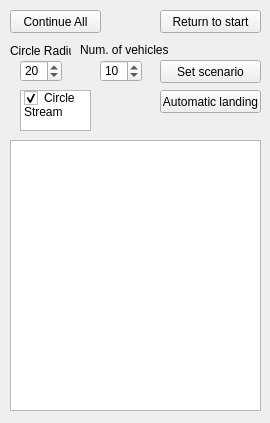
Old version of the form src/ui/mission/QGCSwarmControl.ui in the repository matthiasnattke/qgroundcontrol.
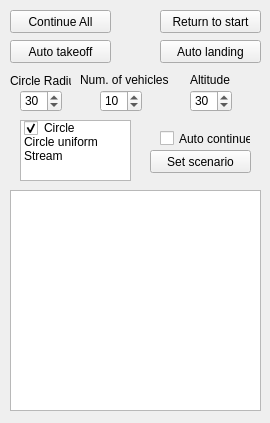
New version of the form.

Commit message: Update for new scenarios, auto-continue possibility

```diff
--- a/src/ui/mission/QGCSwarmControl.ui
+++ b/src/ui/mission/QGCSwarmControl.ui
@@ -18,7 +18,7 @@
     <rect>
      <x>10</x>
      <y>10</y>
-     <width>91</width>
+     <width>101</width>
      <height>23</height>
     </rect>
    </property>
@@ -43,17 +43,17 @@
    <property name="geometry">
     <rect>
      <x>10</x>
-     <y>140</y>
+     <y>190</y>
      <width>251</width>
-     <height>271</height>
+     <height>221</height>
     </rect>
    </property>
   </widget>
   <widget class="QPushButton" name="scenarioLaunch">
    <property name="geometry">
     <rect>
-     <x>160</x>
-     <y>60</y>
+     <x>150</x>
+     <y>150</y>
      <width>101</width>
      <height>23</height>
     </rect>
@@ -66,7 +66,7 @@
    <property name="geometry">
     <rect>
      <x>20</x>
-     <y>60</y>
+     <y>90</y>
      <width>42</width>
      <height>22</height>
     </rect>
@@ -78,14 +78,14 @@
     <bool>false</bool>
    </property>
    <property name="value">
-    <number>20</number>
+    <number>30</number>
    </property>
   </widget>
   <widget class="QSpinBox" name="numVhcSpinBox">
    <property name="geometry">
     <rect>
      <x>100</x>
-     <y>60</y>
+     <y>90</y>
      <width>42</width>
      <height>22</height>
     </rect>
@@ -98,7 +98,7 @@
    <property name="geometry">
     <rect>
      <x>80</x>
-     <y>40</y>
+     <y>70</y>
      <width>91</width>
      <height>20</height>
     </rect>
@@ -111,7 +111,7 @@
    <property name="geometry">
     <rect>
      <x>10</x>
-     <y>40</y>
+     <y>70</y>
      <width>61</width>
      <height>21</height>
     </rect>
@@ -124,22 +124,22 @@
    <property name="geometry">
     <rect>
      <x>160</x>
-     <y>90</y>
+     <y>40</y>
      <width>101</width>
      <height>23</height>
     </rect>
    </property>
    <property name="text">
-    <string>Automatic landing</string>
+    <string>Auto landing</string>
    </property>
   </widget>
   <widget class="QListWidget" name="scenarioList">
    <property name="geometry">
     <rect>
      <x>20</x>
-     <y>90</y>
-     <width>71</width>
-     <height>41</height>
+     <y>120</y>
+     <width>111</width>
+     <height>61</height>
     </rect>
    </property>
    <item>
@@ -150,6 +150,14 @@
      <enum>Checked</enum>
     </property>
    </item>
+   <item>
+    <property name="text">
+     <string>Circle uniform</string>
+    </property>
+    <property name="checkState">
+     <enum>Unchecked</enum>
+    </property>
+   </item>
    <item>
     <property name="text">
      <string>Stream</string>
@@ -159,6 +167,58 @@
     </property>
    </item>
   </widget>
+  <widget class="QPushButton" name="autoTakeoff">
+   <property name="geometry">
+    <rect>
+     <x>10</x>
+     <y>40</y>
+     <width>101</width>
+     <height>23</height>
+    </rect>
+   </property>
+   <property name="text">
+    <string>Auto takeoff</string>
+   </property>
+  </widget>
+  <widget class="QSpinBox" name="altitudeSpinBox">
+   <property name="geometry">
+    <rect>
+     <x>190</x>
+     <y>90</y>
+     <width>42</width>
+     <height>22</height>
+    </rect>
+   </property>
+   <property name="value">
+    <number>30</number>
+   </property>
+  </widget>
+  <widget class="QLabel" name="label_3">
+   <property name="geometry">
+    <rect>
+     <x>190</x>
+     <y>70</y>
+     <width>41</width>
+     <height>20</height>
+    </rect>
+   </property>
+   <property name="text">
+    <string>Altitude</string>
+   </property>
+  </widget>
+  <widget class="QCheckBox" name="autoContinueCheckBox">
+   <property name="geometry">
+    <rect>
+     <x>160</x>
+     <y>130</y>
+     <width>91</width>
+     <height>17</height>
+    </rect>
+   </property>
+   <property name="text">
+    <string>Auto continue</string>
+   </property>
+  </widget>
  </widget>
  <resources/>
  <connections/>
```
The commit also changes 2 other files.
